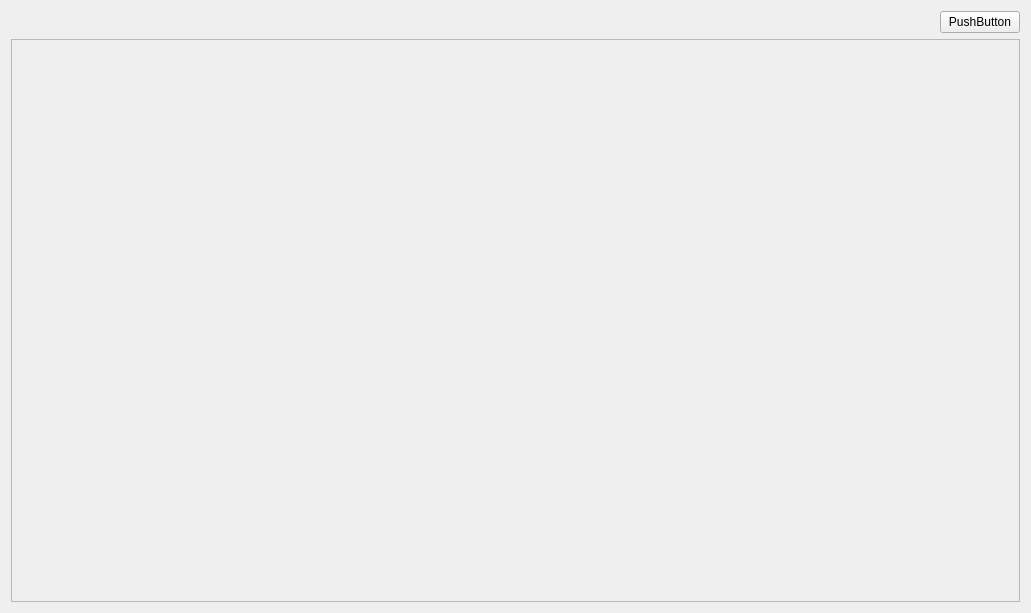
Above: temp.ui from chonlon/tomatoclock before the change. Below: the same form after it.
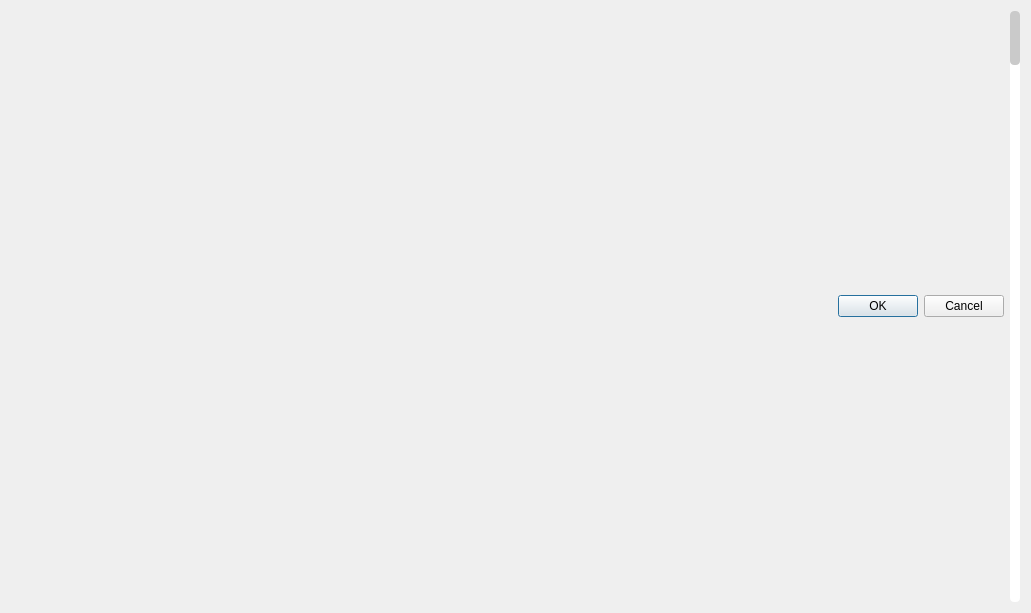
That is the form after the change. Icons and pictures are not drawn.

```diff
--- a/temp.ui
+++ b/temp.ui
@@ -15,44 +15,113 @@
   </property>
   <layout class="QHBoxLayout" name="horizontalLayout">
    <item>
-    <layout class="QVBoxLayout" name="verticalLayout">
-     <item alignment="Qt::AlignRight">
-      <widget class="QPushButton" name="pushButton">
-       <property name="text">
-        <string>PushButton</string>
-       </property>
-      </widget>
-     </item>
-     <item>
-      <layout class="QVBoxLayout" name="verticalLayout_2">
-       <item>
-        <widget class="QScrollArea" name="scrollArea">
-         <property name="widgetResizable">
-          <bool>true</bool>
-         </property>
-         <widget class="QWidget" name="scrollAreaWidgetContents">
-          <property name="geometry">
-           <rect>
-            <x>0</x>
-            <y>0</y>
-            <width>1003</width>
-            <height>554</height>
-           </rect>
-          </property>
-          <layout class="QVBoxLayout" name="verticalLayout_3">
-           <item>
-            <widget class="QWidget" name="widget_2" native="true"/>
-           </item>
-           <item alignment="Qt::AlignHCenter|Qt::AlignVCenter">
-            <widget class="QWidget" name="widget" native="true"/>
-           </item>
-          </layout>
-         </widget>
-        </widget>
-       </item>
-      </layout>
-     </item>
-    </layout>
+    <widget class="QWidget" name="widget" native="true">
+     <property name="styleSheet">
+      <string notr="true">border-image: url(:/background/1111.png);</string>
+     </property>
+    </widget>
+   </item>
+   <item>
+    <widget class="QDialogButtonBox" name="buttonBox">
+     <property name="standardButtons">
+      <set>QDialogButtonBox::Cancel|QDialogButtonBox::Ok</set>
+     </property>
+    </widget>
+   </item>
+   <item>
+    <widget class="QScrollBar" name="verticalScrollBar">
+     <property name="styleSheet">
+      <string notr="true">QScrollBar:vertical
+{
+    border-radius:4px;
+    background: white;
+    width: 10px;
+    margin: 0px 0px 0 0px;
+}
+QScrollBar:vertical:hover
+{
+    border-radius:4px;
+    background: rgb(228,228,228);
+    width: 10px;
+    margin: 0px 0px 0 0px;
+}
+ 
+QScrollBar::handle:vertical 
+{
+    background: rgb(202,202,202);
+    border-radius:4px;
+    min-height: 20px;
+}
+QScrollBar::handle:vertical:hover
+{
+    background: rgb(113,113,113);
+    border-radius:4px;
+    min-height: 20px;
+}
+ 
+QScrollBar::add-line:vertical 
+{
+    background: none;
+    height: 10px;
+    subcontrol-position: bottom;
+    subcontrol-origin: margin;
+}
+ 
+QScrollBar::sub-line:vertical 
+{
+    background: none;
+    height: 10px;
+    subcontrol-position: top;
+    subcontrol-origin: margin;
+}
+ 
+QScrollBar::up-arrow:vertical
+{
+    width: 10px;
+    height: 10px;
+    background: url(:/ScrollBar/ScrollBar/scrollbar_arrowup_normal.png);
+}
+QScrollBar::up-arrow:vertical:hover
+{
+    width: 10px;
+    height: 10px;
+    background: url(:/ScrollBar/ScrollBar/scrollbar_arrowup_highlight.png);
+}
+QScrollBar::up-arrow:vertical:pressed
+{
+    width: 10px;
+    height: 10px;
+    background: url(:/ScrollBar/ScrollBar/scrollbar_arrowup_down.png);
+}
+ 
+QScrollBar::down-arrow:vertical 
+{
+    width: 10px;
+    height: 10px;
+    background: url(:/ScrollBar/ScrollBar/scrollbar_arrowdown_normal.png);
+}
+QScrollBar::down-arrow:vertical:hover
+{
+    width: 10px;
+    height: 10px;
+    background: url(:/ScrollBar/ScrollBar/scrollbar_arrowdown_highlight.png);
+}
+QScrollBar::down-arrow:vertical:pressed
+{
+    width: 10px;
+    height: 10px;
+    background: url(:/ScrollBar/ScrollBar/scrollbar_arrowdown_down.png);
+}
+ 
+QScrollBar::add-page:vertical, QScrollBar::sub-page:vertical 
+{
+    background: none;
+}</string>
+     </property>
+     <property name="orientation">
+      <enum>Qt::Vertical</enum>
+     </property>
+    </widget>
    </item>
   </layout>
  </widget>
```
